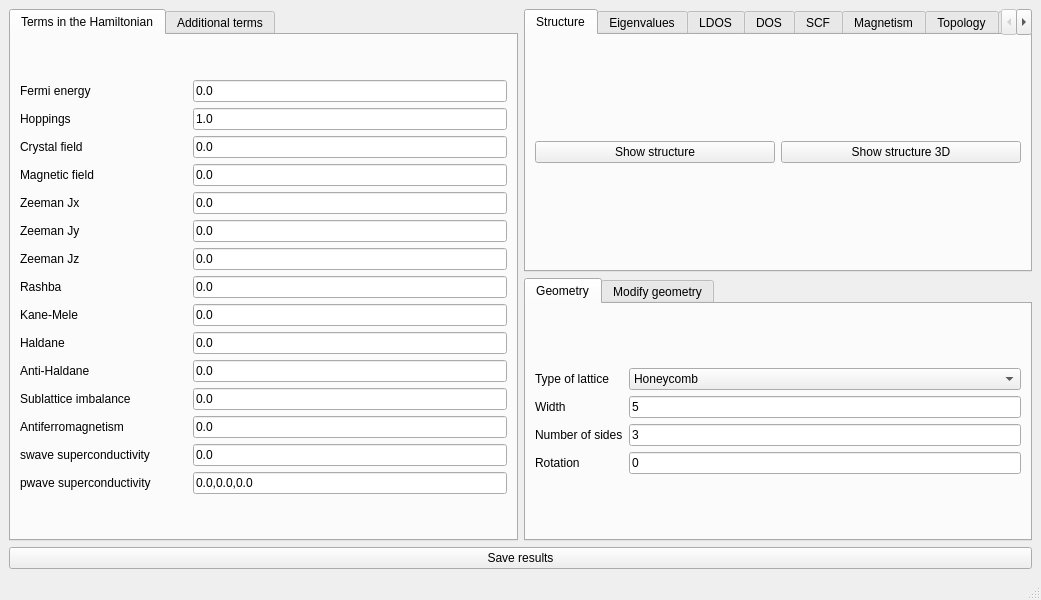
The window that interface-pyqt/0d/interface.ui (joselado/quantum-lattice) describes before a commit, drawn with Qt 5.
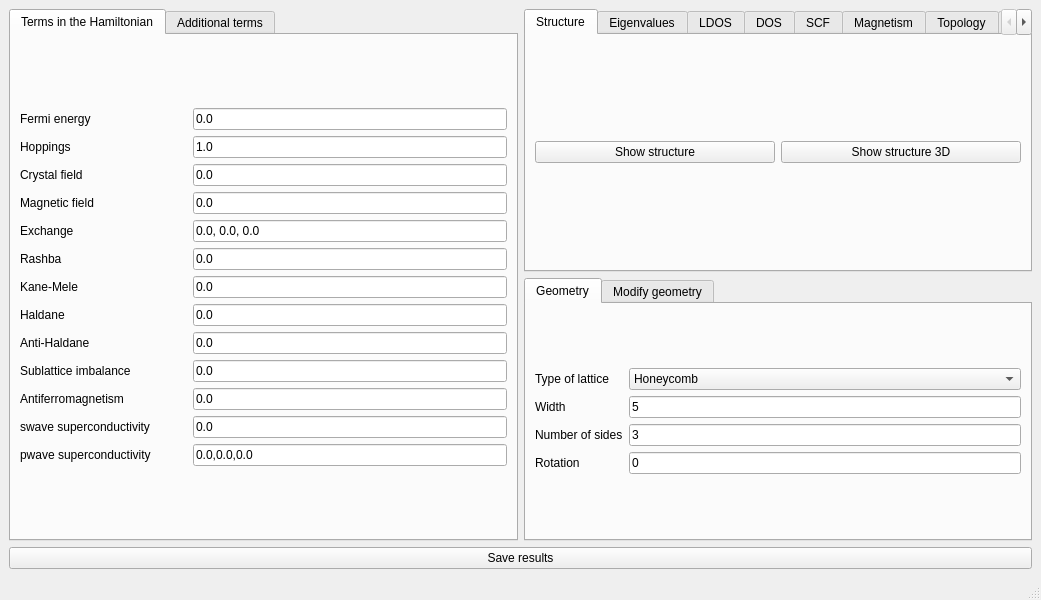
The same window after the commit.

Diff of the .ui file:
```diff
--- a/interface-pyqt/0d/interface.ui
+++ b/interface-pyqt/0d/interface.ui
@@ -33,65 +33,6 @@
        <layout class="QGridLayout" name="gridLayout_8">
         <item row="0" column="0">
          <layout class="QGridLayout" name="gridLayout">
-          <item row="14" column="2">
-           <widget class="QLineEdit" name="pwave">
-            <property name="text">
-             <string>0.0,0.0,0.0</string>
-            </property>
-           </widget>
-          </item>
-          <item row="6" column="0">
-           <widget class="QLabel" name="label_5">
-            <property name="text">
-             <string>Zeeman Jz</string>
-            </property>
-           </widget>
-          </item>
-          <item row="3" column="2">
-           <widget class="QLineEdit" name="peierls">
-            <property name="enabled">
-             <bool>true</bool>
-            </property>
-            <property name="text">
-             <string>0.0</string>
-            </property>
-           </widget>
-          </item>
-          <item row="4" column="0">
-           <widget class="QLabel" name="label_3">
-            <property name="text">
-             <string>Zeeman Jx</string>
-            </property>
-           </widget>
-          </item>
-          <item row="10" column="2">
-           <widget class="QLineEdit" name="antihaldane">
-            <property name="text">
-             <string>0.0</string>
-            </property>
-           </widget>
-          </item>
-          <item row="14" column="0">
-           <widget class="QLabel" name="label_37">
-            <property name="text">
-             <string>pwave superconductivity</string>
-            </property>
-           </widget>
-          </item>
-          <item row="1" column="0">
-           <widget class="QLabel" name="label_38">
-            <property name="text">
-             <string>Hoppings</string>
-            </property>
-           </widget>
-          </item>
-          <item row="12" column="0">
-           <widget class="QLabel" name="label_13">
-            <property name="text">
-             <string>Antiferromagnetism</string>
-            </property>
-           </widget>
-          </item>
           <item row="2" column="2">
            <widget class="QLineEdit" name="crystalfield">
             <property name="text">
@@ -99,156 +40,13 @@
             </property>
            </widget>
           </item>
-          <item row="0" column="0">
-           <widget class="QLabel" name="label">
-            <property name="text">
-             <string>Fermi energy</string>
-            </property>
-           </widget>
-          </item>
-          <item row="13" column="0">
-           <widget class="QLabel" name="label_26">
-            <property name="text">
-             <string>swave superconductivity</string>
-            </property>
-           </widget>
-          </item>
           <item row="7" column="0">
-           <widget class="QLabel" name="label_10">
-            <property name="text">
-             <string>Rashba</string>
-            </property>
-           </widget>
-          </item>
-          <item row="12" column="2">
-           <widget class="QLineEdit" name="mAF">
-            <property name="text">
-             <string>0.0</string>
-            </property>
-           </widget>
-          </item>
-          <item row="11" column="0">
-           <widget class="QLabel" name="label_12">
-            <property name="text">
-             <string>Sublattice imbalance</string>
-            </property>
-           </widget>
-          </item>
-          <item row="5" column="0">
-           <widget class="QLabel" name="label_4">
-            <property name="text">
-             <string>Zeeman Jy</string>
-            </property>
-           </widget>
-          </item>
-          <item row="9" column="2">
-           <widget class="QLineEdit" name="haldane">
-            <property name="text">
-             <string>0.0</string>
-            </property>
-           </widget>
-          </item>
-          <item row="0" column="2">
-           <widget class="QLineEdit" name="fermi">
-            <property name="enabled">
-             <bool>true</bool>
-            </property>
-            <property name="text">
-             <string>0.0</string>
-            </property>
-           </widget>
-          </item>
-          <item row="5" column="2">
-           <widget class="QLineEdit" name="By">
-            <property name="text">
-             <string>0.0</string>
-            </property>
-           </widget>
-          </item>
-          <item row="11" column="2">
-           <widget class="QLineEdit" name="mAB">
-            <property name="text">
-             <string>0.0</string>
-            </property>
-           </widget>
-          </item>
-          <item row="9" column="0">
            <widget class="QLabel" name="label_24">
             <property name="text">
              <string>Haldane</string>
             </property>
            </widget>
           </item>
-          <item row="2" column="0">
-           <widget class="QLabel" name="label_17">
-            <property name="text">
-             <string>Crystal field</string>
-            </property>
-           </widget>
-          </item>
-          <item row="8" column="2">
-           <widget class="QLineEdit" name="kanemele">
-            <property name="text">
-             <string>0.0</string>
-            </property>
-           </widget>
-          </item>
-          <item row="8" column="0">
-           <widget class="QLabel" name="label_11">
-            <property name="text">
-             <string>Kane-Mele</string>
-            </property>
-           </widget>
-          </item>
-          <item row="3" column="0">
-           <widget class="QLabel" name="label_14">
-            <property name="text">
-             <string>Magnetic field</string>
-            </property>
-           </widget>
-          </item>
-          <item row="10" column="0">
-           <widget class="QLabel" name="label_25">
-            <property name="text">
-             <string>Anti-Haldane</string>
-            </property>
-           </widget>
-          </item>
-          <item row="6" column="2">
-           <widget class="QLineEdit" name="Bz">
-            <property name="text">
-             <string>0.0</string>
-            </property>
-           </widget>
-          </item>
-          <item row="4" column="2">
-           <widget class="QLineEdit" name="Bx">
-            <property name="text">
-             <string>0.0</string>
-            </property>
-           </widget>
-          </item>
-          <item row="1" column="2">
-           <widget class="QLineEdit" name="hoppings">
-            <property name="text">
-             <string>1.0</string>
-            </property>
-           </widget>
-          </item>
-          <item row="7" column="2">
-           <widget class="QLineEdit" name="rashba">
-            <property name="text">
-             <string>0.0</string>
-            </property>
-           </widget>
-          </item>
-          <item row="13" column="2">
-           <widget class="QLineEdit" name="swave">
-            <property name="text">
-             <string>0.0</string>
-            </property>
-           </widget>
-          </item>
           <item row="0" column="1">
            <widget class="QLabel" name="fermi_image">
             <property name="minimumSize">
@@ -262,41 +60,159 @@
             </property>
            </widget>
           </item>
-          <item row="7" column="1">
-           <widget class="QLabel" name="rashba_image">
+          <item row="10" column="2">
+           <widget class="QLineEdit" name="mAF">
             <property name="text">
+             <string>0.0</string>
+            </property>
+           </widget>
+          </item>
+          <item row="8" column="0">
+           <widget class="QLabel" name="label_25">
+            <property name="text">
+             <string>Anti-Haldane</string>
+            </property>
+           </widget>
+          </item>
+          <item row="3" column="2">
+           <widget class="QLineEdit" name="peierls">
+            <property name="enabled">
+             <bool>true</bool>
+            </property>
+            <property name="text">
+             <string>0.0</string>
+            </property>
+           </widget>
+          </item>
+          <item row="11" column="2">
+           <widget class="QLineEdit" name="swave">
+            <property name="text">
+             <string>0.0</string>
+            </property>
+           </widget>
+          </item>
+          <item row="6" column="1">
+           <widget class="QLabel" name="kanemele_image">
+            <property name="text">
              <string/>
             </property>
            </widget>
           </item>
-          <item row="13" column="1">
-           <widget class="QLabel" name="swave_image">
+          <item row="6" column="0">
+           <widget class="QLabel" name="label_11">
             <property name="text">
+             <string>Kane-Mele</string>
+            </property>
+           </widget>
+          </item>
+          <item row="5" column="0">
+           <widget class="QLabel" name="label_10">
+            <property name="text">
+             <string>Rashba</string>
+            </property>
+           </widget>
+          </item>
+          <item row="10" column="0">
+           <widget class="QLabel" name="label_13">
+            <property name="text">
+             <string>Antiferromagnetism</string>
+            </property>
+           </widget>
+          </item>
+          <item row="3" column="1">
+           <widget class="QLabel" name="bfield_image">
+            <property name="text">
              <string/>
             </property>
            </widget>
           </item>
-          <item row="14" column="1">
+          <item row="12" column="1">
            <widget class="QLabel" name="pwave_image">
             <property name="text">
              <string/>
             </property>
            </widget>
           </item>
+          <item row="0" column="2">
+           <widget class="QLineEdit" name="fermi">
+            <property name="enabled">
+             <bool>true</bool>
+            </property>
+            <property name="text">
+             <string>0.0</string>
+            </property>
+           </widget>
+          </item>
+          <item row="4" column="2">
+           <widget class="QLineEdit" name="exchange">
+            <property name="text">
+             <string>0.0, 0.0, 0.0</string>
+            </property>
+           </widget>
+          </item>
+          <item row="1" column="0">
+           <widget class="QLabel" name="label_38">
+            <property name="text">
+             <string>Hoppings</string>
+            </property>
+           </widget>
+          </item>
+          <item row="11" column="0">
+           <widget class="QLabel" name="label_26">
+            <property name="text">
+             <string>swave superconductivity</string>
+            </property>
+           </widget>
+          </item>
+          <item row="9" column="2">
+           <widget class="QLineEdit" name="mAB">
+            <property name="text">
+             <string>0.0</string>
+            </property>
+           </widget>
+          </item>
+          <item row="5" column="2">
+           <widget class="QLineEdit" name="rashba">
+            <property name="text">
+             <string>0.0</string>
+            </property>
+           </widget>
+          </item>
           <item row="11" column="1">
+           <widget class="QLabel" name="swave_image">
+            <property name="text">
+             <string/>
+            </property>
+           </widget>
+          </item>
+          <item row="12" column="0">
+           <widget class="QLabel" name="label_37">
+            <property name="text">
+             <string>pwave superconductivity</string>
+            </property>
+           </widget>
+          </item>
+          <item row="7" column="1">
+           <widget class="QLabel" name="haldane_image">
+            <property name="text">
+             <string/>
+            </property>
+           </widget>
+          </item>
+          <item row="0" column="0">
+           <widget class="QLabel" name="label">
+            <property name="text">
+             <string>Fermi energy</string>
+            </property>
+           </widget>
+          </item>
+          <item row="9" column="1">
            <widget class="QLabel" name="mAB_image">
             <property name="text">
              <string/>
             </property>
            </widget>
           </item>
-          <item row="12" column="1">
-           <widget class="QLabel" name="mAF_image">
-            <property name="text">
-             <string/>
-            </property>
-           </widget>
-          </item>
           <item row="1" column="1">
            <widget class="QLabel" name="hopping_image">
             <property name="text">
@@ -304,41 +220,104 @@
             </property>
            </widget>
           </item>
-          <item row="2" column="1">
-           <widget class="QLabel" name="cf_image">
+          <item row="2" column="0">
+           <widget class="QLabel" name="label_17">
             <property name="text">
-             <string/>
-            </property>
-           </widget>
-          </item>
-          <item row="3" column="1">
-           <widget class="QLabel" name="bfield_image">
-            <property name="text">
-             <string/>
-            </property>
-           </widget>
-          </item>
-          <item row="8" column="1">
-           <widget class="QLabel" name="kanemele_image">
-            <property name="text">
-             <string/>
-            </property>
-           </widget>
-          </item>
-          <item row="9" column="1">
-           <widget class="QLabel" name="haldane_image">
-            <property name="text">
-             <string/>
+             <string>Crystal field</string>
             </property>
            </widget>
           </item>
           <item row="10" column="1">
+           <widget class="QLabel" name="mAF_image">
+            <property name="text">
+             <string/>
+            </property>
+           </widget>
+          </item>
+          <item row="5" column="1">
+           <widget class="QLabel" name="rashba_image">
+            <property name="text">
+             <string/>
+            </property>
+           </widget>
+          </item>
+          <item row="8" column="2">
+           <widget class="QLineEdit" name="antihaldane">
+            <property name="text">
+             <string>0.0</string>
+            </property>
+           </widget>
+          </item>
+          <item row="12" column="2">
+           <widget class="QLineEdit" name="pwave">
+            <property name="text">
+             <string>0.0,0.0,0.0</string>
+            </property>
+           </widget>
+          </item>
+          <item row="6" column="2">
+           <widget class="QLineEdit" name="kanemele">
+            <property name="text">
+             <string>0.0</string>
+            </property>
+           </widget>
+          </item>
+          <item row="1" column="2">
+           <widget class="QLineEdit" name="hoppings">
+            <property name="text">
+             <string>1.0</string>
+            </property>
+           </widget>
+          </item>
+          <item row="8" column="1">
            <widget class="QLabel" name="antihaldane_image">
             <property name="text">
              <string/>
             </property>
            </widget>
           </item>
+          <item row="4" column="0">
+           <widget class="QLabel" name="label_3">
+            <property name="text">
+             <string>Exchange</string>
+            </property>
+           </widget>
+          </item>
+          <item row="2" column="1">
+           <widget class="QLabel" name="cf_image">
+            <property name="text">
+             <string/>
+            </property>
+           </widget>
+          </item>
+          <item row="7" column="2">
+           <widget class="QLineEdit" name="haldane">
+            <property name="text">
+             <string>0.0</string>
+            </property>
+           </widget>
+          </item>
+          <item row="9" column="0">
+           <widget class="QLabel" name="label_12">
+            <property name="text">
+             <string>Sublattice imbalance</string>
+            </property>
+           </widget>
+          </item>
+          <item row="3" column="0">
+           <widget class="QLabel" name="label_14">
+            <property name="text">
+             <string>Magnetic field</string>
+            </property>
+           </widget>
+          </item>
+          <item row="4" column="1">
+           <widget class="QLabel" name="exchange_image">
+            <property name="text">
+             <string/>
+            </property>
+           </widget>
+          </item>
          </layout>
         </item>
        </layout>
```
